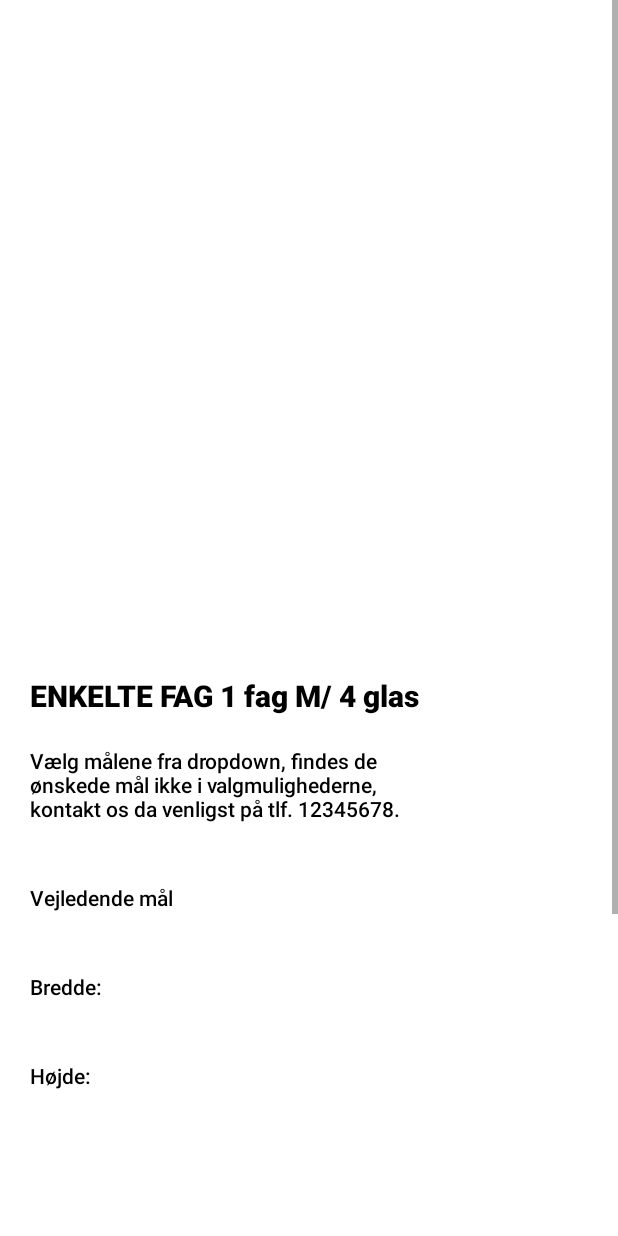
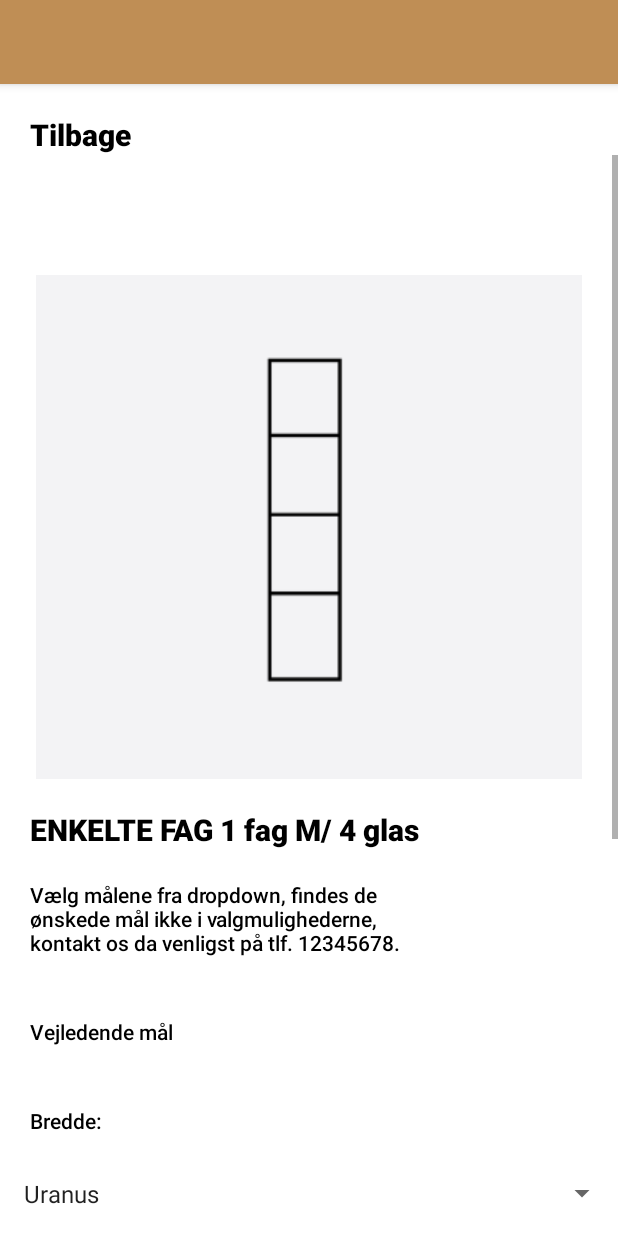
Before and after one commit to andracs/New-Yorker.dk, an Android app: the QuotationRequest screen opened directly, with no data from a screen before it, on a phone screen of 412 x 824 dp. Run offline under Robolectric (Android 15) with nearby library versions, the phone set to English and light mode, and no system bars.

Commit message:
Layout for quotation_request.xml added.

```diff
--- a/app/src/main/java/com/example/view/QuotationRequest.java
+++ b/app/src/main/java/com/example/view/QuotationRequest.java
@@ -3,14 +3,46 @@ package com.example.view;
 import androidx.appcompat.app.AppCompatActivity;
 
 import android.os.Bundle;
+import android.view.View;
+import android.widget.AdapterView;
+import android.widget.ArrayAdapter;
+import android.widget.Spinner;
+import android.widget.Toast;
 
 import com.example.new_yorkerdk.R;
 
-public class QuotationRequest extends AppCompatActivity {
+public class QuotationRequest extends AppCompatActivity implements AdapterView.OnItemSelectedListener {
 
     @Override
     protected void onCreate(Bundle savedInstanceState) {
         super.onCreate(savedInstanceState);
         setContentView(R.layout.quotation_request);
+
+        Spinner widthspinner = (Spinner) findViewById(R.id.width_spinner);
+
+    // Create an ArrayAdapter using the string array and a default spinner layout
+        ArrayAdapter<CharSequence> adapter = ArrayAdapter.createFromResource(this,
+        R.array.width_spinner, android.R.layout.simple_spinner_item);
+    // Specify the layout to use when the list of choices appears
+        adapter.setDropDownViewResource(android.R.layout.simple_spinner_dropdown_item);
+    // Apply the adapter to the spinner
+        widthspinner.setAdapter(adapter);
+        widthspinner.setOnItemSelectedListener(this);
+    }
+
+
+    @Override
+    public void onItemSelected(AdapterView<?> parent, View view, int position, long id) {
+        String text = parent.getItemAtPosition(position).toString();
+        Toast.makeText(parent.getContext(), text, Toast.LENGTH_SHORT).show();
+    }
+
+    @Override
+    public void onNothingSelected(AdapterView<?> parent) {
+
+    }
+
+    public void changeActivityToProductCatalog(View view) {
+        setContentView(R.layout.activity_main);
     }
 }
--- a/app/src/main/res/layout/activity_main.xml
+++ b/app/src/main/res/layout/activity_main.xml
@@ -60,7 +60,6 @@
             android:background="@color/gold"
             android:text="@string/contactButton"
             android:textAlignment="center"
-            android:onClick="changeActivityToQuotationRequest"
             android:textColor="@color/white" />
     </LinearLayout>
 
--- a/app/src/main/res/layout/product_catalog.xml
+++ b/app/src/main/res/layout/product_catalog.xml
@@ -73,6 +73,7 @@
                     android:layout_height="wrap_content"
                     android:layout_marginStart="10dp"
                     android:contentDescription="Enkelt fag"
+                    android:onClick="changeActivityToQuotationRequest"
                     android:src="@drawable/enkeltfagimg01" />
 
                 <ImageView
--- a/app/src/main/res/layout/quotation_request.xml
+++ b/app/src/main/res/layout/quotation_request.xml
@@ -6,6 +6,24 @@
         android:layout_height="fill_parent"
         android:orientation="vertical"
         tools:context="com.example.view.QuotationRequest">
+
+    <!--toolbar include-->
+    <include
+        android:id="@+id/toolbar"
+        layout="@layout/toolbar" />
+
+    <TextView
+        android:id="@+id/backButton"
+        android:layout_width="match_parent"
+        android:layout_height="wrap_content"
+        android:onClick="changeActivityToProductCatalog"
+        android:text="@string/backButton"
+        android:fontFamily="sans-serif-black"
+        android:paddingLeft="20dp"
+        android:paddingTop="20dp"
+        android:paddingRight="20dp"
+        android:textColor="@color/black"
+        android:textSize="20sp" />
 
     <ScrollView
         android:layout_width="match_parent"
@@ -17,12 +35,13 @@
             android:orientation="vertical">
 
             <ImageView
-                android:id="@+id/imageView16"
-                android:layout_width="350dp"
-                android:layout_height="350dp"
+                android:id="@+id/qrImage"
+                android:layout_width="match_parent"
+                android:layout_height="match_parent"
                 android:layout_gravity="center"
                 android:layout_marginTop="80dp"
-                tools:srcCompat="@drawable/test" />
+                android:contentDescription="Product"
+                android:src="@drawable/testimg" />
 
             <TextView
                 android:id="@+id/qrTitle"
@@ -75,6 +94,12 @@
                 android:textColor="@color/black"
                 android:textSize="14sp" />
 
+            <Spinner
+                android:id="@+id/width_spinner"
+                android:layout_width="match_parent"
+                android:layout_height="wrap_content"
+                android:padding="8dp" />
+
             <TextView
                 android:id="@+id/qrHeightLabel"
                 android:layout_width="match_parent"
@@ -101,7 +126,11 @@
                 android:insetRight="17dp"
                 android:text="@string/sentQRButton"
                 android:textColor="@color/white" />
+
         </LinearLayout>
+
+
+
     </ScrollView>
 
 </LinearLayout>
--- a/app/src/main/res/values/strings.xml
+++ b/app/src/main/res/values/strings.xml
@@ -22,13 +22,17 @@
     <string name="productCatalogTitle">Produktkatalog</string>
     <string name="productCatalogText">Klik på illustrationerne for at se de specifikke detaljer og mål.</string>
 
+    <string name="backButton">Tilbage</string>
     <string name="qrTitle">ENKELTE FAG 1 fag M/ 4 glas</string>
     <string name="qrText">Vælg målene fra dropdown, findes de ønskede mål ikke i valgmulighederne, kontakt os da venligst på tlf. 12345678. </string>
     <string name="sentQRButton">Send tilbudsforespørgsel</string>
-
-
     <string name="qrDescriptionLabel">Vejledende mål</string>
     <string name="qrWidthLabel">Bredde:</string>
     <string name="qrHeightLabel">Højde:</string>
 
+    <string-array name="width_spinner">
+        <item>Uranus</item>
+        <item>Neptune</item>
+    </string-array>
+
 </resources>
```
